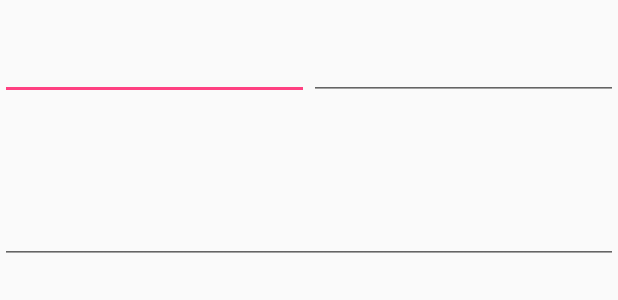
After one commit to IrinaKrinitsyna/MonitorProject, an Android app: the layout dialog.xml on its own in the app's theme, with its tools: preview values and no code run, on a phone screen of 412 x 824 dp. The commit adds this screen. Shown: the top 300 px of the screen. Run offline under Robolectric (Android 15) with nearby library versions, the phone set to English and light mode, and no system bars.

Commit message:
Добавлен dialog

```diff
--- a/app/src/main/java/com/example/i78k/monitor/model/Room.java
+++ b/app/src/main/java/com/example/i78k/monitor/model/Room.java
@@ -8,12 +8,17 @@ public class Room {
     public String Id = "";
     public String Name = "3 + 4";
     public List<Timing> Timing;
+    public String sTiming = "";
+    public String sTimingFull = "";
 
     public Room(String name) {
         this.Name = name;
         Timing = new ArrayList<>();
         for (int i = 0; i < 10; i++) {
             Timing.add(new Timing());
+            sTiming += Timing.get(i).BeginTime + " - " + Timing.get(i).EndTime + "\n";
+            sTimingFull += Timing.get(i).Person + "\n" + Timing.get(i).BeginTime +
+                    " - " + Timing.get(i).EndTime + "\n" + Timing.get(i).Сomment + "\n"+ "\n" ;
         }
     }
 
--- /dev/null
+++ b/app/src/main/res/layout/dialog.xml
@@ -0,0 +1,41 @@
+<?xml version="1.0" encoding="utf-8"?>
+<LinearLayout xmlns:android="http://schemas.android.com/apk/res/android"
+    android:orientation="vertical"
+    android:layout_width="match_parent"
+    android:layout_height="match_parent"
+    android:weightSum="1">
+
+    <TextView
+        android:id="@+id/textD"
+        android:layout_width="match_parent"
+        android:layout_height="wrap_content"
+        android:text=""
+        android:textSize="15sp"
+        android:gravity="center"
+        />
+    <LinearLayout
+        android:id="@+id/buttons_container"
+        android:layout_width="match_parent"
+        android:layout_height="wrap_content"
+        android:orientation="horizontal">
+    <EditText
+        android:id="@+id/eD1"
+        android:layout_width="0dp"
+        android:layout_height="wrap_content"
+        android:layout_weight="1" />
+
+    <EditText
+        android:id="@+id/editText"
+        android:layout_width="0dp"
+        android:layout_height="wrap_content"
+        android:layout_weight="1"/>
+    </LinearLayout>
+
+    <EditText
+        android:id="@+id/eD2"
+        android:layout_width="match_parent"
+        android:layout_height="68dp"
+        android:layout_weight="0.06" />
+
+
+</LinearLayout>
```
Also changed, not shown: app/src/main/java/com/example/i78k/monitor/DialogList.java (added, +63 -0 lines), app/src/main/java/com/example/i78k/monitor/TimeListActivity.java (+53 -1 lines), app/src/main/res/layout/activity_timelist.xml (+5 -11 lines), app/src/main/res/layout/post_item.xml (added, +24 -0 lines).
